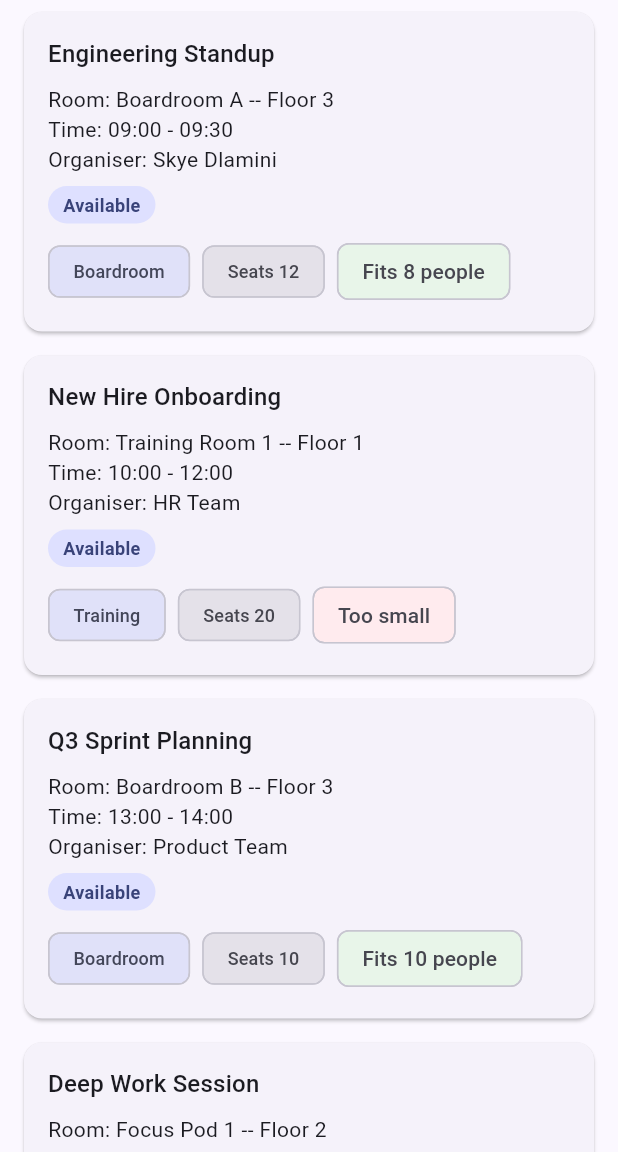
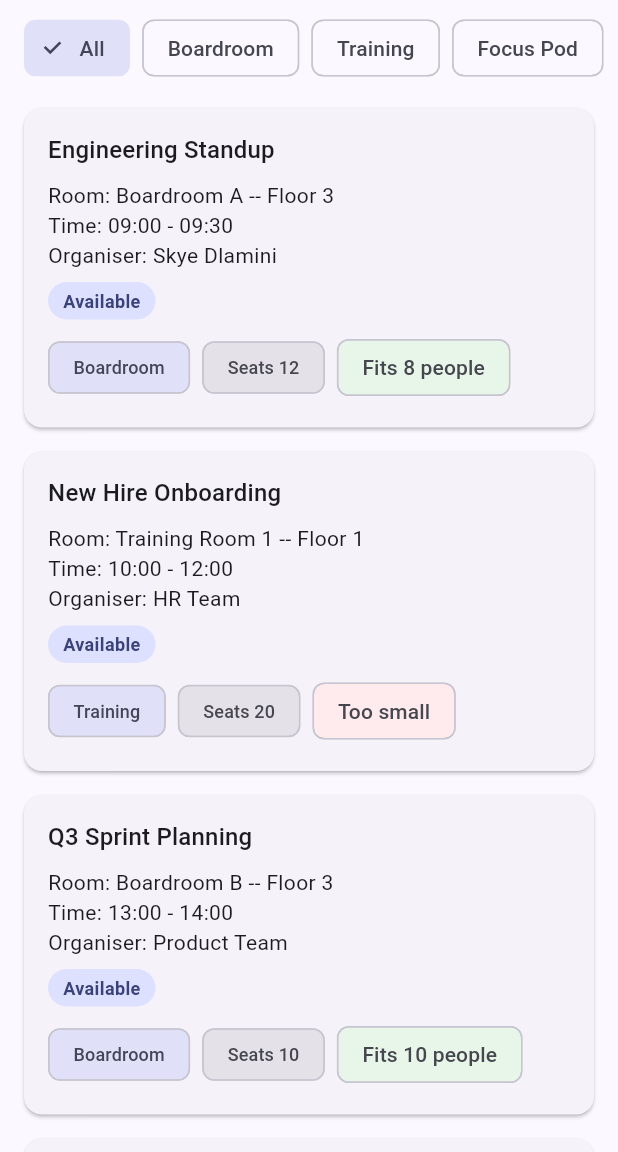
Before and after one commit to SkyeSenatla/ConferenceHubFlutter, a Flutter app: the screen it shows after launch, on a phone screen of 412 x 824 dp, the part 84-1236 px from its top. Run offline on Flutter 3.47's test engine with Material 3 defaults, Android fonts, the phone set to English and light mode, and no system bars; our stand-ins replace flutter_riverpod.

Commit message:
End of Day 3

```diff
--- a/lib/main.dart
+++ b/lib/main.dart
@@ -1,8 +1,9 @@
 import 'package:flutter/material.dart';
+import 'package:flutter_riverpod/flutter_riverpod.dart';
 import 'screens/bookings_screen.dart';
 
 void main() {
-  runApp(const ConferenceHubApp());
+  runApp(const ProviderScope(child: ConferenceHubApp()));
 }
 
 class ConferenceHubApp extends StatelessWidget {
--- /dev/null
+++ b/lib/models/booking.dart
@@ -0,0 +1,20 @@
+import 'room.dart';
+
+class Booking {
+  final String meetingTitle;
+  final Room room;
+  final String startTime;
+  final String endTime;
+  final String organiserEmail;
+
+  final int requiredHeadcount;
+
+  const Booking({
+    required this.meetingTitle,
+    required this.room,
+    required this.startTime,
+    required this.endTime,
+    required this.organiserEmail,
+    required this.requiredHeadcount,
+  });
+}
--- /dev/null
+++ b/lib/providers/bookings_provider.dart
@@ -0,0 +1,101 @@
+import 'package:flutter_riverpod/flutter_riverpod.dart';
+import '../models/booking.dart';
+import '../models/room.dart';
+
+// --------------------------------------------------------------------------
+// The hardcoded data -- will be replaced by an API call in Week 2.
+// Not const because Room.underMaintenance() is not a const constructor.
+// --------------------------------------------------------------------------
+final _allBookings = <Booking>[
+  const Booking(
+    meetingTitle: 'Engineering Standup',
+    room: Room(
+      name: 'Boardroom A',
+      capacity: 12,
+      floor: 'Floor 3',
+      type: RoomType.boardroom,
+    ),
+    startTime: '09:00',
+    endTime: '09:30',
+    organiserEmail: 'Skye Dlamini',
+    requiredHeadcount: 8,
+  ),
+  const Booking(
+    meetingTitle: 'New Hire Onboarding',
+    room: Room(
+      name: 'Training Room 1',
+      capacity: 20,
+      floor: 'Floor 1',
+      type: RoomType.trainingRoom,
+    ),
+    startTime: '10:00',
+    endTime: '12:00',
+    organiserEmail: 'HR Team',
+    requiredHeadcount: 25,
+  ),
+  const Booking(
+    meetingTitle: 'Q3 Sprint Planning',
+    room: Room(
+      name: 'Boardroom B',
+      capacity: 10,
+      floor: 'Floor 3',
+      type: RoomType.boardroom,
+    ),
+    startTime: '13:00',
+    endTime: '14:00',
+    organiserEmail: 'Product Team',
+    requiredHeadcount: 10,
+  ),
+  Booking(
+    meetingTitle: 'Deep Work Session',
+    room: Room.underMaintenance(
+      name: 'Focus Pod 1',
+      capacity: 2,
+      floor: 'Floor 2',
+      type: RoomType.focusPod,
+    ),
+    startTime: '14:00',
+    endTime: '16:00',
+    organiserEmail: 'Dev Team',
+    requiredHeadcount: 1,
+  ),
+];
+
+// --------------------------------------------------------------------------
+// PROVIDER 1: bookingsProvider
+// AsyncNotifier simulates a 1.5-second network round-trip.
+// In Week 2 this is where the real HTTP call will go.
+// --------------------------------------------------------------------------
+class BookingsNotifier extends AsyncNotifier<List<Booking>> {
+  @override
+  Future<List<Booking>> build() async {
+    await Future.delayed(const Duration(milliseconds: 1500));
+    return _allBookings;
+  }
+}
+
+final bookingsProvider = AsyncNotifierProvider<BookingsNotifier, List<Booking>>(
+  BookingsNotifier.new,
+);
+// --------------------------------------------------------------------------
+// PROVIDER 2: selectedFilterProvider
+// Holds the currently selected filter chip label as a plain String.
+// Default is 'All' -- show every booking.
+// --------------------------------------------------------------------------
+final selectedFilterProvider = StateProvider<String>((ref) => 'All');
+// --------------------------------------------------------------------------
+// PROVIDER 3: filteredBookingsProvider
+// Derived state. Watches both providers above.
+// When either changes, this recomputes automatically.
+// The widget never needs to manually synchronise these two values.
+// --------------------------------------------------------------------------
+final filteredBookingsProvider = Provider<AsyncValue<List<Booking>>>((ref) {
+  final asyncBookings = ref.watch(bookingsProvider);
+  final filter = ref.watch(selectedFilterProvider);
+  // whenData only runs the transform when bookings are loaded.
+  // Loading and error states pass through unchanged.
+  return asyncBookings.whenData((bookings) {
+    if (filter == 'All') return bookings;
+    return bookings.where((b) => b.room.type.displayName == filter).toList();
+  });
+});
--- a/lib/screens/bookings_screen.dart
+++ b/lib/screens/bookings_screen.dart
@@ -1,135 +1,124 @@
 import 'package:flutter/material.dart';
-import '../models/room.dart';
+import 'package:flutter_riverpod/flutter_riverpod.dart';
+import '../models/booking.dart';
+import '../providers/bookings_provider.dart';
 import '../widgets/room_booking_card.dart';
 
-// The full-page view the user sees when the app opens.
-// Scaffold gives us the standard app-bar + body layout for free.
-class BookingsScreen extends StatelessWidget {
+class BookingsScreen extends ConsumerWidget {
   const BookingsScreen({super.key});
+  // The filter chip labels. They match room.type.displayName exactly
+  // so the filter logic in filteredBookingsProvider can compare strings directly.
+  static const _filterOptions = ['All', 'Boardroom', 'Training', 'Focus Pod'];
+  @override
+  Widget build(BuildContext context, WidgetRef ref) {
+    // ref.watch subscribes this widget to both providers.
+    // When either changes, build() runs again -- only this widget, nothing else.
+    final asyncBookings = ref.watch(filteredBookingsProvider);
+    final selectedFilter = ref.watch(selectedFilterProvider);
+    return Scaffold(
+      appBar: AppBar(
+        title: const Text('ConferenceHub'),
+        backgroundColor: Theme.of(context).colorScheme.inversePrimary,
+      ),
+      body: Column(
+        crossAxisAlignment: CrossAxisAlignment.start,
+        children: [
+          // Filter chip row -- horizontally scrollable so it works on narrow phones.
+          SingleChildScrollView(
+            scrollDirection: Axis.horizontal,
+            padding: const EdgeInsets.symmetric(horizontal: 16, vertical: 8),
+            child: Row(
+              children: _filterOptions.map((option) {
+                return Padding(
+                  padding: const EdgeInsets.only(right: 8),
+                  child: FilterChip(
+                    label: Text(option),
+                    selected: selectedFilter == option,
+                    // ref.read inside a callback -- one-time write, not a subscription.
+                    onSelected: (_) {
+                      ref.read(selectedFilterProvider.notifier).state = option;
+                    },
+                  ),
+                );
+              }).toList(),
+            ),
+          ),
+          // The booking list fills whatever space is left after the filter row.
+          Expanded(
+            child: asyncBookings.when(
+              loading: () => const Center(child: CircularProgressIndicator()),
+              error: (error, stack) => Center(
+                child: Column(
+                  mainAxisSize: MainAxisSize.min,
+                  children: [
+                    Icon(
+                      Icons.wifi_off_outlined,
+                      size: 48,
+                      color: Theme.of(context).colorScheme.error,
+                    ),
+                    const SizedBox(height: 16),
+                    Text(
+                      'Could not load bookings',
+                      style: Theme.of(context).textTheme.titleMedium,
+                    ),
+                    const SizedBox(height: 8),
+                    FilledButton.tonal(
+                      // invalidate forces bookingsProvider to rebuild from scratch.
+                      onPressed: () => ref.invalidate(bookingsProvider),
+                      child: const Text('Try again'),
+                    ),
+                  ],
+                ),
+              ),
+              data: (bookings) {
+                if (bookings.isEmpty) {
+                  return const Center(
+                    child: Text('No bookings match this filter.'),
+                  );
+                }
+                return LayoutBuilder(
+                  builder: (context, constraints) {
+                    if (constraints.maxWidth >= 600) {
+                      return GridView.builder(
+                        padding: const EdgeInsets.all(8),
+                        gridDelegate:
+                            const SliverGridDelegateWithFixedCrossAxisCount(
+                              crossAxisCount: 2,
+                              childAspectRatio: 1.4,
+                              crossAxisSpacing: 8,
+                              mainAxisSpacing: 8,
+                            ),
+                        itemCount: bookings.length,
+                        itemBuilder: (context, index) =>
+                            _buildCard(context, index, bookings),
+                      );
+                    }
+                    return ListView.builder(
+                      itemCount: bookings.length,
+                      itemBuilder: (context, index) =>
+                          _buildCard(context, index, bookings),
+                    );
+                  },
+                );
+              },
+            ),
+          ),
+        ],
+      ),
+    );
+  }
 
-  // Not `const` -- Room.underMaintenance() (used by the last booking below)
-  // isn't a const constructor, so the list itself can only be `final`.
-  static final _bookings = <_Booking>[
-    _Booking(
-      meetingTitle: 'Engineering Standup',
-      room: const Room(
-        name: 'Boardroom A',
-        capacity: 12,
-        floor: 'Floor 3',
-        type: RoomType.boardroom,
-      ),
-      startTime: '09:00',
-      endTime: '09:30',
-      organiser: 'Skye Dlamini',
-      requiredHeadcount: 8, // fits -- green chip
-    ),
-    _Booking(
-      meetingTitle: 'New Hire Onboarding',
-      room: const Room(
-        name: 'Training Room 1',
-        capacity: 20,
-        floor: 'Floor 1',
-        type: RoomType.trainingRoom,
-      ),
-      startTime: '10:00',
-      endTime: '12:00',
-      organiser: 'HR Team',
-      requiredHeadcount: 25, // too big -- red chip
-    ),
-    _Booking(
-      meetingTitle: 'Q3 Sprint Planning',
-      room: const Room(
-        name: 'Boardroom B',
-        capacity: 10,
-        floor: 'Floor 3',
-        type: RoomType.boardroom,
-      ),
-      startTime: '13:00',
-      endTime: '14:00',
-      organiser: 'Product Team',
-      requiredHeadcount: 10, // fits exactly -- green chip
-    ),
-    _Booking(
-      meetingTitle: 'Deep Work Session',
-      room: Room.underMaintenance(
-        name: 'Focus Pod 1',
-        capacity: 2,
-        floor: 'Floor 2',
-        type: RoomType.focusPod,
-      ),
-      startTime: '14:00',
-      endTime: '16:00',
-      organiser: 'Dev Team',
-      requiredHeadcount: 1, // unavailable, so this still reads "Too small"
-    ),
-  ];
-
-  // Builds one card for the item at `index`. Passed by reference to
-  // ListView.builder/GridView.builder below -- both only call this for
-  // items currently visible on screen (lazy rendering).
-  Widget _buildCard(BuildContext context, int index) {
-    final booking = _bookings[index];
+  // buildCard now accepts the bookings list as a parameter because the list
+  // comes from the provider, not a static field on this class.
+  Widget _buildCard(BuildContext context, int index, List<Booking> bookings) {
+    final booking = bookings[index];
     return RoomBookingCard(
       meetingTitle: booking.meetingTitle,
       room: booking.room,
       startTime: booking.startTime,
       endTime: booking.endTime,
-      organiser: booking.organiser,
+      organiser: booking.organiserEmail,
       requiredHeadcount: booking.requiredHeadcount,
     );
   }
-
-  @override
-  Widget build(BuildContext context) {
-    return Scaffold(
-      appBar: AppBar(
-        title: const Text('ConferenceHub'),
-        backgroundColor: Theme.of(context).colorScheme.inversePrimary,
-      ),
-      // LayoutBuilder responds to the space actually given to this widget --
-      // a two-column grid on medium+ widths (tablets, landscape), a single
-      // scrolling list below that (phones in portrait).
-      body: LayoutBuilder(
-        builder: (context, constraints) {
-          if (constraints.maxWidth >= 600) {
-            return GridView.builder(
-              padding: const EdgeInsets.all(8),
-              gridDelegate: const SliverGridDelegateWithFixedCrossAxisCount(
-                crossAxisCount: 2,
-                childAspectRatio: 1.4,
-                crossAxisSpacing: 8,
-                mainAxisSpacing: 8,
-              ),
-              itemCount: _bookings.length,
-              itemBuilder: _buildCard,
-            );
-          }
-          return ListView.builder(
-            itemCount: _bookings.length,
-            itemBuilder: _buildCard,
-          );
-        },
-      ),
-    );
-  }
 }
-
-// Private to this file (leading underscore) -- not a public model, just a
-// holder for the screen's own hardcoded data. The real public model is Room.
-class _Booking {
-  final String meetingTitle;
-  final Room room;
-  final String startTime;
-  final String endTime;
-  final String organiser;
-  final int requiredHeadcount;
-
-  const _Booking({
-    required this.meetingTitle,
-    required this.room,
-    required this.startTime,
-    required this.endTime,
-    required this.organiser,
-    required this.requiredHeadcount,
-  });
-}
--- a/pubspec.yaml
+++ b/pubspec.yaml
@@ -30,6 +30,8 @@ environment:
 dependencies:
   flutter:
     sdk: flutter
+  flutter_riverpod: ^2.5.1
+
 
   # The following adds the Cupertino Icons font to your application.
   # Use with the CupertinoIcons class for iOS style icons.
```
Also changed, not shown: pubspec.lock, 1 other file.
